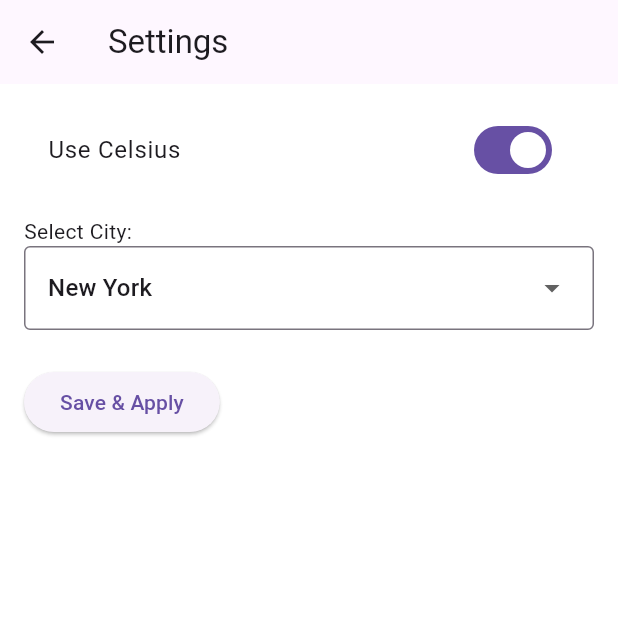
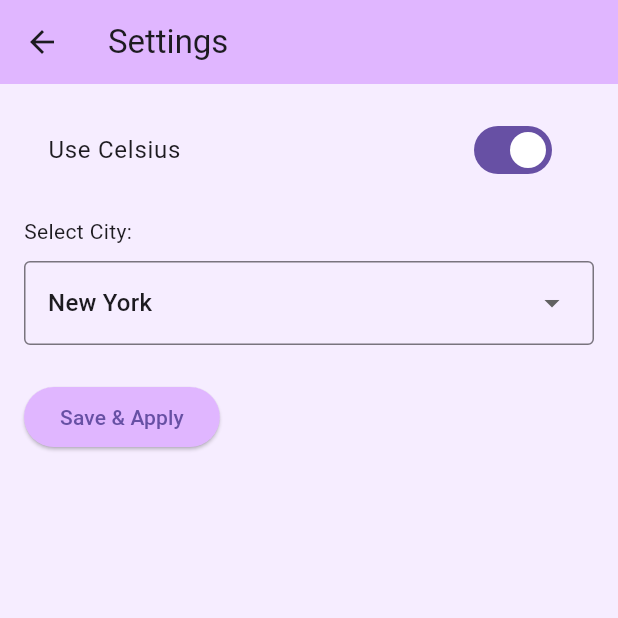
Before and after one commit to WhyC03/WhyC03-dynamic-weather-ui, a Flutter app: the screen it shows after launch, after a tap on the "settings" icon, on a phone screen of 412 x 824 dp, the top half of it. Run offline on Flutter 3.47's test engine with Material 3 defaults, Android fonts, the phone set to English and light mode, and no system bars; drawn by our look-alikes of reactive_forms; our stand-ins replace freezed_annotation, get_it, shared_preferences.

Commit message:
Made some UI Changes

```diff
--- a/assets/mock_data/paris.json
+++ b/assets/mock_data/paris.json
@@ -14,7 +14,7 @@
   },
   "sevenDayForecast": [
     {
-      "date": "2025-05-16T00:00:00.000Z",
+      "date": "2025-05-19T00:00:00.000Z",
       "highTemp": 23.0,
       "lowTemp": 16.0,
       "conditionCode": "clear",
--- a/lib/features/weather/presentation/screens/home_screen.dart
+++ b/lib/features/weather/presentation/screens/home_screen.dart
@@ -53,9 +53,11 @@ class HomeScreen extends StatelessWidget {
             pinned: true,
             expandedHeight: size.height * 0.25,
             flexibleSpace: FlexibleSpaceBar(
-              title: Text(
-                '${current.city} - ${settings.isCelsius ? current.temperature.toStringAsFixed(1) : (current.temperature * 9 / 5 + 32).toStringAsFixed(1)}°${settings.isCelsius ? 'C' : 'F'}',
-              ),
+              // title: Text(
+              //   '${current.city} - ${settings.isCelsius ? current.temperature.toStringAsFixed(1) : (current.temperature * 9 / 5 + 32).toStringAsFixed(1)}°${settings.isCelsius ? 'C' : 'F'}',
+              //   textAlign: TextAlign.center,
+              //   style: TextStyle(fontSize: 20),
+              // ),
               background: Container(
                 decoration: BoxDecoration(
                   gradient: LinearGradient(
@@ -65,11 +67,21 @@ class HomeScreen extends StatelessWidget {
                   ),
                 ),
                 child: Center(
-                  child: Icon(
-                    Icons
-                        .wb_sunny, // You can replace with weather icon based on current.iconId
-                    size: 100,
-                    color: Colors.yellow.shade600,
+                  child: Column(
+                    children: [
+                      SizedBox(height: 65),
+                      Icon(
+                        Icons.wb_sunny,
+                        size: 100,
+                        color: Colors.yellow.shade600,
+                      ),
+                      SizedBox(height: 10),
+                      Text(
+                        '${current.city} - ${settings.isCelsius ? current.temperature.toStringAsFixed(1) : (current.temperature * 9 / 5 + 32).toStringAsFixed(1)}°${settings.isCelsius ? 'C' : 'F'}',
+                        textAlign: TextAlign.center,
+                        style: TextStyle(fontSize: 35),
+                      ),
+                    ],
                   ),
                 ),
               ),
@@ -145,6 +157,10 @@ class HomeScreen extends StatelessWidget {
   }
 
   Widget _buildMetric(String title, String value, IconData icon) {
-    return Chip(avatar: Icon(icon, size: 20), label: Text('$title: $value'));
+    return Chip(
+      avatar: Icon(icon, size: 20),
+      label: Text('$title: $value'),
+      backgroundColor:Color(0xffE2D3FA),
+    );
   }
 }
--- a/lib/features/weather/presentation/screens/settings_screen.dart
+++ b/lib/features/weather/presentation/screens/settings_screen.dart
@@ -27,7 +27,10 @@ class SettingsScreen extends StatelessWidget {
     });
 
     return Scaffold(
-      appBar: AppBar(title: const Text("Settings")),
+      appBar: AppBar(
+        title: const Text("Settings"),
+        backgroundColor: Color(0xffE0B6FF),
+      ),
       body: Padding(
         padding: const EdgeInsets.all(16.0),
         child: ReactiveForm(
@@ -41,6 +44,7 @@ class SettingsScreen extends StatelessWidget {
               ),
               const SizedBox(height: 16),
               const Text("Select City:"),
+              SizedBox(height: 10),
               ReactiveDropdownField<String>(
                 formControlName: 'selectedCity',
                 items:
@@ -54,6 +58,9 @@ class SettingsScreen extends StatelessWidget {
               ),
               const SizedBox(height: 24),
               ElevatedButton(
+                style: ElevatedButton.styleFrom(
+                  backgroundColor: Color(0xffE0B6FF),
+                ),
                 onPressed: () {
                   final isCelsius = form.control('isCelsius').value as bool;
                   final city = form.control('selectedCity').value as String;
--- a/lib/features/weather/presentation/widgets/forecast_day_card.dart
+++ b/lib/features/weather/presentation/widgets/forecast_day_card.dart
@@ -28,9 +28,10 @@ class ForecastDayCard extends StatelessWidget {
 
   @override
   Widget build(BuildContext context) {
-
     return Card(
+      color: Color(0xffE2D3FA),
       margin: const EdgeInsets.symmetric(horizontal: 16, vertical: 8),
+      elevation: 5,
       child: ListTile(
         leading: Icon(Icons.wb_sunny),
         title: Text(day),
--- a/lib/main.dart
+++ b/lib/main.dart
@@ -21,7 +21,7 @@ class MyApp extends StatelessWidget {
       child: MaterialApp(
         debugShowCheckedModeBanner: false,
         title: 'Weather Forecast App',
-        theme: ThemeData(scaffoldBackgroundColor: Colors.white),
+        theme: ThemeData(scaffoldBackgroundColor: Color(0xffF6EDFF)),
         home: HomeScreen(),
       ),
     );
```
Also changed, not shown: assets/mock_data/london.json (+5 -5 lines), assets/mock_data/new_york.json (+5 -5 lines), assets/mock_data/sydney.json (+4 -4 lines), assets/mock_data/tokyo.json (+4 -4 lines), lib/features/weather/presentation/screens/forecast_details_scree.dart (+14 -3 lines), 2 other files.
